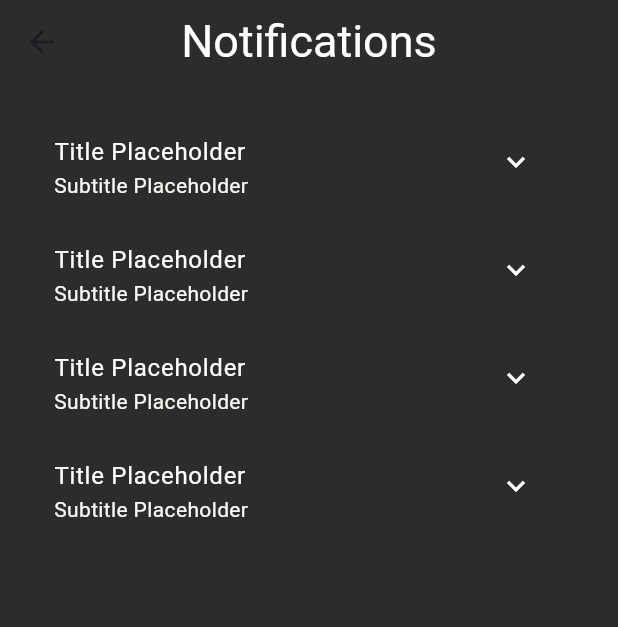
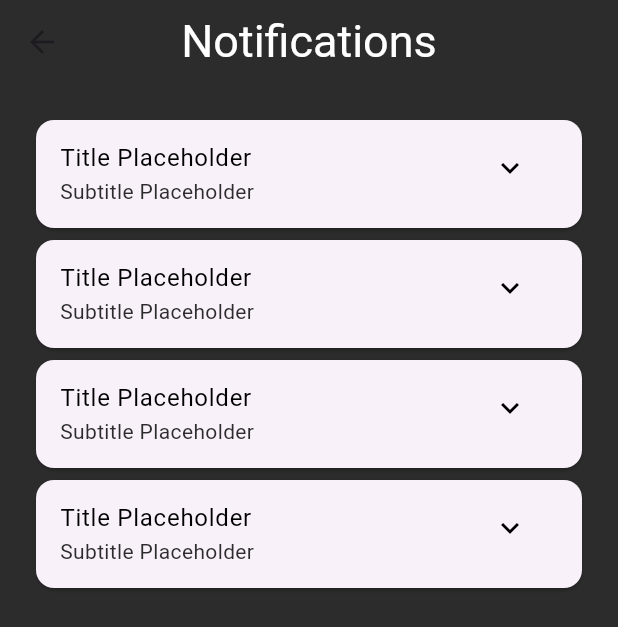
Before and after one commit to JonathanMarkovic/luxury-chauffeur, a Flutter app: the NotificationScreen screen opened directly, on a phone screen of 412 x 824 dp. Shown: the top 627 px of the screen. Run offline on Flutter 3.47's test engine with Material 3 defaults, Android fonts, the phone set to English and light mode, and no system bars; our stand-ins replace cloud_firestore, firebase_auth, firebase_core, rxdart; accounts and stored records are empty.

Commit message:
Restyled notifications screen

```diff
--- a/lib/account_screen.dart
+++ b/lib/account_screen.dart
@@ -26,7 +26,7 @@ class _AccountScreenState extends State<AccountScreen> {
               crossAxisAlignment: CrossAxisAlignment.stretch,
               children: [
                 Card(
-                  color: AppColors.accentGrayHover,
+                  color: Colors.white,
                   child: Column(
                     children: [
                       ListTile(
@@ -57,11 +57,11 @@ class _AccountScreenState extends State<AccountScreen> {
                 ),
                 ElevatedButton(
                   onPressed: () {},
-                  child: Text('Logout', style: TextStyle(fontSize: 18, color: Colors.black),),
+                  child: Text('Logout', style: TextStyle(fontSize: 18, color: AppColors.darkBackground),),
                   style: ButtonStyle(
                     shape: WidgetStateProperty.all(RoundedRectangleBorder(borderRadius: BorderRadius.circular(10))),
                     fixedSize: WidgetStateProperty.all(Size(120, 30)),
-                    backgroundColor: MaterialStateProperty.all<Color>(AppColors.accentGrayHover),
+                    backgroundColor: MaterialStateProperty.all<Color>(Colors.white),
                   ),
                 ),
               ],
--- a/lib/notification_screen.dart
+++ b/lib/notification_screen.dart
@@ -24,53 +24,61 @@ class _NotificationScreenState extends State<NotificationScreen> {
             child:
             Column(
               children: [
-                ListTile(
-                    title: Text('Title Placeholder', style: TextStyle(color: Colors.white),),
-                    subtitle: Text('Subtitle Placeholder', style: TextStyle(color: AppColors.lightBackground),),
+                Card(
+                  child: ListTile(
+                    title: Text('Title Placeholder', style: TextStyle(color: Colors.black),),
+                    subtitle: Text('Subtitle Placeholder', style: TextStyle(color: AppColors.darkBackground),),
                     trailing: Column(
                       children: [
                         IconButton(
                             onPressed: () {},
-                            icon: Icon(Icons.expand_more, color: Colors.white,)
+                            icon: Icon(Icons.expand_more, color: Colors.black,)
                         ),
                       ],
                     ),
+                  ),
                 ),
-                ListTile(
-                    title: Text('Title Placeholder', style: TextStyle(color: Colors.white),),
-                    subtitle: Text('Subtitle Placeholder', style: TextStyle(color: AppColors.lightBackground),),
+                Card(
+                  child: ListTile(
+                    title: Text('Title Placeholder', style: TextStyle(color: Colors.black),),
+                    subtitle: Text('Subtitle Placeholder', style: TextStyle(color: AppColors.darkBackground),),
                     trailing: Column(
                       children: [
                         IconButton(
                             onPressed: () {},
-                            icon: Icon(Icons.expand_more, color: Colors.white,)
+                            icon: Icon(Icons.expand_more, color: Colors.black,)
                         ),
                       ],
-                    )
+                    ),
+                  ),
                 ),
-                ListTile(
-                    title: Text('Title Placeholder', style: TextStyle(color: Colors.white),),
-                    subtitle: Text('Subtitle Placeholder', style: TextStyle(color: AppColors.lightBackground),),
+                Card(
+                  child: ListTile(
+                    title: Text('Title Placeholder', style: TextStyle(color: Colors.black),),
+                    subtitle: Text('Subtitle Placeholder', style: TextStyle(color: AppColors.darkBackground),),
                     trailing: Column(
                       children: [
                         IconButton(
                             onPressed: () {},
-                            icon: Icon(Icons.expand_more, color: Colors.white,)
+                            icon: Icon(Icons.expand_more, color: Colors.black,)
                         ),
                       ],
-                    )
+                    ),
+                  ),
                 ),
-                ListTile(
-                    title: Text('Title Placeholder', style: TextStyle(color: Colors.white),),
-                    subtitle: Text('Subtitle Placeholder', style: TextStyle(color: AppColors.lightBackground),),
+                Card(
+                  child: ListTile(
+                    title: Text('Title Placeholder', style: TextStyle(color: Colors.black),),
+                    subtitle: Text('Subtitle Placeholder', style: TextStyle(color: AppColors.darkBackground),),
                     trailing: Column(
                       children: [
                         IconButton(
                             onPressed: () {},
-                            icon: Icon(Icons.expand_more, color: Colors.white,)
+                            icon: Icon(Icons.expand_more, color: Colors.black,)
                         ),
                       ],
-                    )
+                    ),
+                  ),
                 ),
               ],
             )
```
